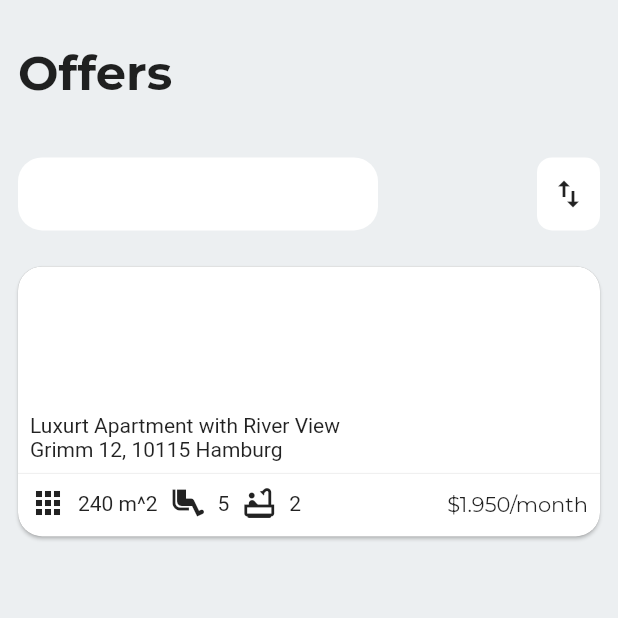
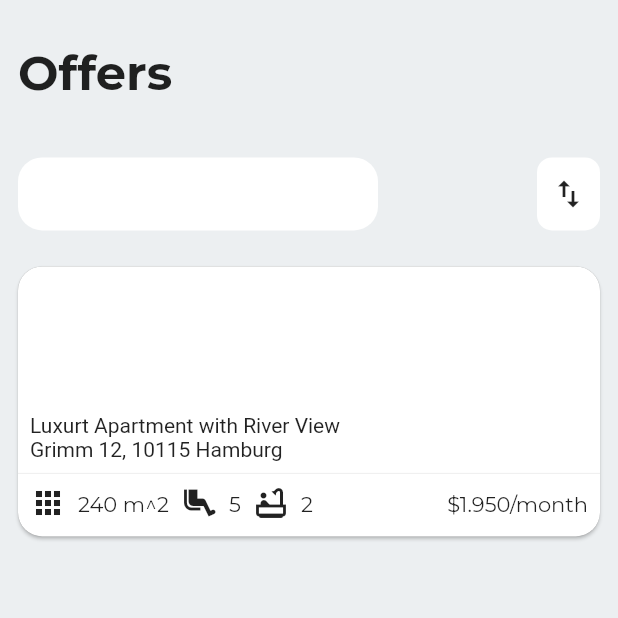
Before and after one commit to JAICHANGPARK/flutter_notebook_11th_story, a Flutter app: the screen it shows after launch, on a phone screen of 412 x 824 dp, the top half of it. Run offline on Flutter 3.47's test engine with Material 2 defaults, Android fonts, the phone set to English and light mode, and no system bars; our stand-ins replace backdrop, badges, flutter_inner_drawer, flutter_slidable, flutter_swiper, google_fonts.

Commit message:
Update offers_home_page.dart

```diff
--- a/lib/ep741_offers_app/ui/offers_home_page.dart
+++ b/lib/ep741_offers_app/ui/offers_home_page.dart
@@ -95,17 +95,17 @@ class _OffersHomePageState extends State<OffersHomePage> {
                                           Icon(Icons.apps),
                                           Padding(
                                             padding: const EdgeInsets.symmetric(horizontal: 8),
-                                            child: Text("240 m^2"),
+                                            child: Text("240 m^2", style: GoogleFonts.montserrat(),),
                                           ),
                                           Icon(Icons.airline_seat_legroom_extra),
                                           Padding(
                                             padding: const EdgeInsets.symmetric(horizontal: 8),
-                                            child: Text("5"),
+                                            child: Text("5", style: GoogleFonts.montserrat(),),
                                           ),
                                           Icon(Icons.bathtub_outlined),
                                           Padding(
                                             padding: const EdgeInsets.symmetric(horizontal: 8),
-                                            child: Text("2"),
+                                            child: Text("2", style: GoogleFonts.montserrat(),),
                                           ),
                                           Spacer(),
                                           Text("\$1.950/month", style: GoogleFonts.montserrat(),),
```
